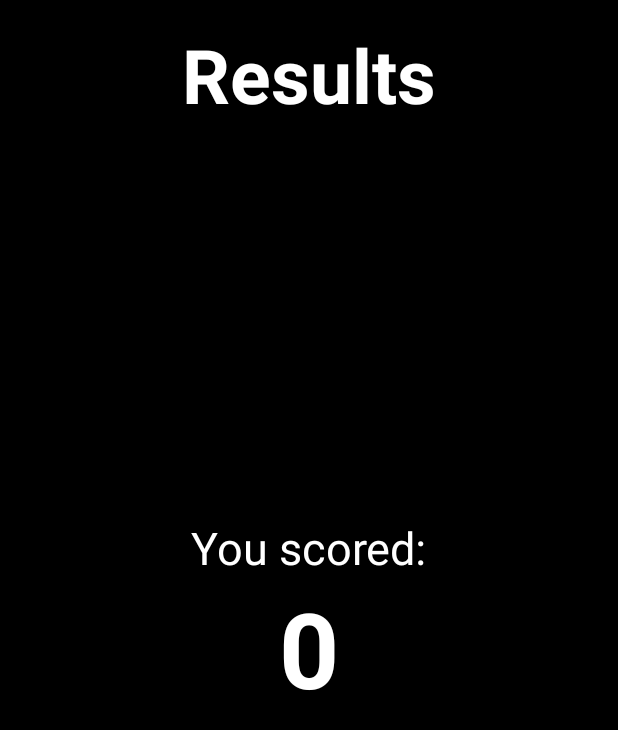
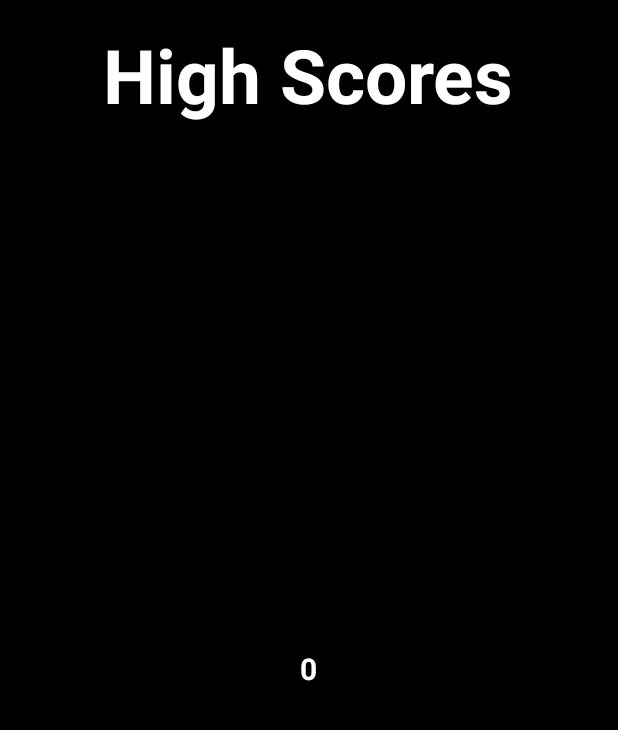
Before and after one commit to Duta/BrumHack, an Android app: the ResultsScreen screen opened directly, with no data from a screen before it, on a phone screen of 412 x 824 dp. Shown: the top 730 px of the screen. Run offline under Robolectric (Android 15) with nearby library versions, the phone set to English and light mode, and no system bars; 2 statements that could not run were skipped.

Commit message:
Initial work on hiscores

```diff
--- a/android-studio/GuessThePrice/app/src/main/java/com/brumhack/guessthestats/Mode1Screen.java
+++ b/android-studio/GuessThePrice/app/src/main/java/com/brumhack/guessthestats/Mode1Screen.java
@@ -19,7 +19,7 @@ import java.io.IOException;
 import java.io.InputStream;
 
 public class Mode1Screen extends Activity {
-    private static final int NUM_ROUNDS = 2;
+    private static final int NUM_ROUNDS = 10;
     private static final int MAX_SCORE = 100;
     private int roundsCompleted;
     private int currentScore;
@@ -124,6 +124,7 @@ public class Mode1Screen extends Activity {
                     intent = new Intent(Mode1Screen.this, ResultsScreen.class);
                     Bundle b = new Bundle();
                     b.putInt("finalScore", currentScore);
+                    b.putInt("mode", 1);
                     intent.putExtras(b);
                 }
                 intent.setFlags(intent.getFlags() | Intent.FLAG_ACTIVITY_NO_HISTORY);
--- a/android-studio/GuessThePrice/app/src/main/java/com/brumhack/guessthestats/ResultsScreen.java
+++ b/android-studio/GuessThePrice/app/src/main/java/com/brumhack/guessthestats/ResultsScreen.java
@@ -5,6 +5,14 @@ import android.os.Bundle;
 import android.view.Menu;
 import android.view.MenuItem;
 import android.widget.TextView;
+
+import java.io.BufferedReader;
+import java.io.File;
+import java.io.FileInputStream;
+import java.io.FileNotFoundException;
+import java.io.IOException;
+import java.io.InputStreamReader;
+import java.util.List;
 
 
 public class ResultsScreen extends Activity {
@@ -16,8 +24,25 @@ public class ResultsScreen extends Activity {
         getActionBar().hide();
 
         Bundle b = getIntent().getExtras();
+        int mode = b.getInt("mode");
+        int score = b.getInt("finalScore");
+
+//        String hsFilePath = "mode-" + mode + "-hiscores";
+//
+//        try {
+//            BufferedReader br = new BufferedReader(new InputStreamReader(openFileInput(hsFilePath)));
+//            StringBuilder sb = new StringBuilder();
+//            String line;
+//            while((line = br.readLine()) != null) {
+//                sb.append(line);
+//            }
+//            String[] scores = sb.toString().replaceAll("\\s+", "").split(",");
+//        } catch (IOException e) {
+//            e.printStackTrace();
+//        }
+
         TextView scoreText = (TextView)findViewById(R.id.result);
-        scoreText.setText(b.getInt("finalScore") + "");
+        scoreText.setText("" + score);
     }
 
 
--- a/android-studio/GuessThePrice/app/src/main/res/layout/activity_results_screen.xml
+++ b/android-studio/GuessThePrice/app/src/main/res/layout/activity_results_screen.xml
@@ -1,4 +1,4 @@
-<FrameLayout xmlns:android="http://schemas.android.com/apk/res/android"
+<LinearLayout xmlns:android="http://schemas.android.com/apk/res/android"
     xmlns:tools="http://schemas.android.com/tools"
     android:layout_width="match_parent"
     android:layout_height="match_parent"
@@ -7,7 +7,9 @@
     android:paddingTop="@dimen/activity_vertical_margin"
     android:paddingBottom="@dimen/activity_vertical_margin"
     tools:context="com.brumhack.guessthestats.ResultsScreen"
-    android:background="@color/background_color">
+    android:background="@color/background_color"
+    android:orientation="vertical"
+    android:gravity="center_horizontal">
 
     <TextView
         android:text="@string/results_title"
@@ -27,18 +29,12 @@
         <TextView
             android:layout_width="wrap_content"
             android:layout_height="wrap_content"
-            android:text="@string/you_scored"
-            android:textSize="@dimen/current_score_size"
+            android:text="0"
+            android:id="@+id/result"
+            android:textSize="@dimen/highscores_entry_size"
+            android:textStyle="bold"
             android:textColor="@color/foreground_color" />
 
-        <TextView
-            android:layout_width="wrap_content"
-            android:layout_height="wrap_content"
-            android:text="0"
-            android:id="@+id/result"
-            android:textSize="70sp"
-            android:textStyle="bold"
-            android:textColor="@color/foreground_color" />
     </LinearLayout>
 
-</FrameLayout>
+</LinearLayout>
--- a/android-studio/GuessThePrice/app/src/main/res/values/dimens.xml
+++ b/android-studio/GuessThePrice/app/src/main/res/values/dimens.xml
@@ -12,5 +12,6 @@
     <dimen name="image_width">300dp</dimen>
     <dimen name="image_height">200dp</dimen>
     <dimen name="results_title_size">50sp</dimen>
+    <dimen name="highscores_entry_size">20sp</dimen>
 
 </resources>
--- a/android-studio/GuessThePrice/app/src/main/res/values/strings.xml
+++ b/android-studio/GuessThePrice/app/src/main/res/values/strings.xml
@@ -21,7 +21,7 @@
     <string name="points_suffix">points!</string>
     <string name="settings">Settings</string>
     <string name="title_activity_results_screen">ResultsScreen</string>
-    <string name="results_title">Results</string>
+    <string name="results_title">High Scores</string>
     <string name="you_scored">You scored:</string>
     <string name="invalid_input_error">Error: Invalid input</string>
 
```
